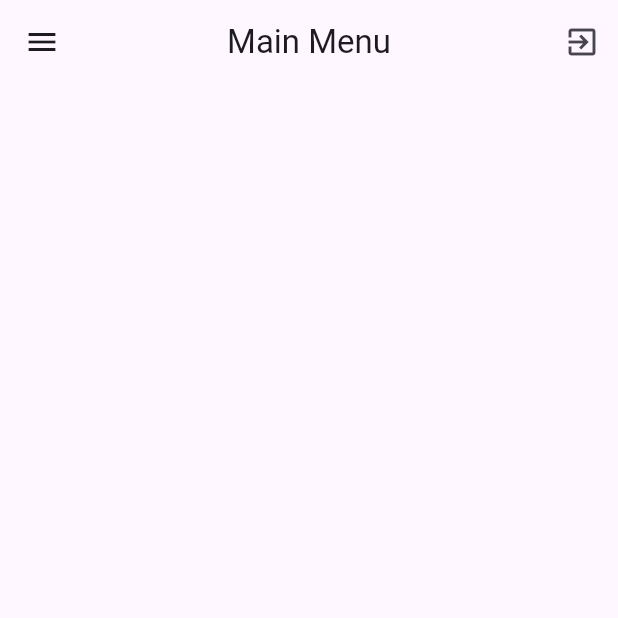
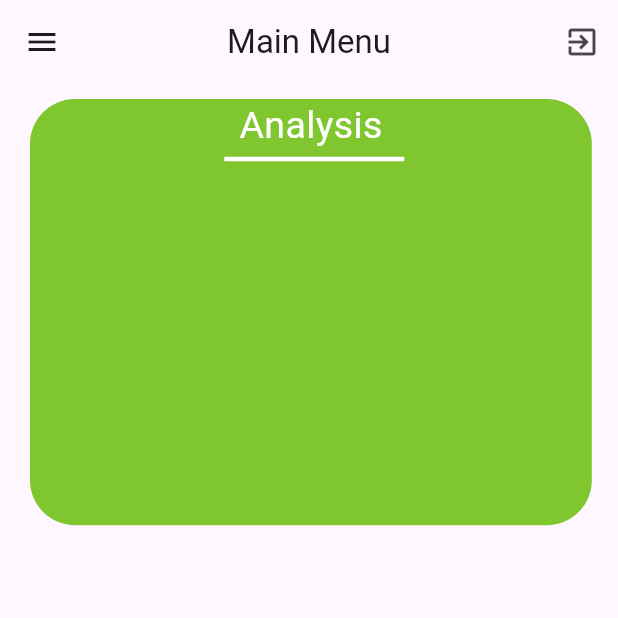
Before and after one commit to keremkahramann/T-VAC, a Flutter app: the MainMenu screen opened directly, on a phone screen of 412 x 824 dp, the top half of it. Run offline on Flutter 3.47's test engine with Material 3 defaults, Android fonts, the phone set to English and light mode, and no system bars; our stand-ins replace firebase_auth, firebase_core, get, quickalert; accounts and stored records are empty.

Commit message:
Analysis on Main Menu Page (not finished)

```diff
--- a/t_vac/lib/main.dart
+++ b/t_vac/lib/main.dart
@@ -3,6 +3,7 @@ import 'package:flutter/material.dart';
 import 'package:t_vac/auth/firebase_options.dart';
 import 'auth/login.dart' as login;
 import 'auth/signup.dart' as signup;
+import 'screens/main_menu.dart' as mainmenu;
 
 void main() async {
   WidgetsFlutterBinding.ensureInitialized();
@@ -23,10 +24,11 @@ class MyApp extends StatelessWidget {
       theme: ThemeData(
         primarySwatch: Colors.blue,
       ),
-      initialRoute: '/login',
+      initialRoute: '/MainMenu',
       routes: {
         '/login': (context) => const login.LoginScreen(),
         '/signup': (context) => const signup.SignupScreen(),
+        '/MainMenu': (context) => const mainmenu.MainMenu()
       },
     );
   }
--- a/t_vac/lib/screens/main_menu.dart
+++ b/t_vac/lib/screens/main_menu.dart
@@ -1,7 +1,7 @@
 // ignore_for_file: library_private_types_in_public_api, unused_field
 
 import 'package:flutter/material.dart';
-import 'home_page.dart' as home; // Home sayfası için dart dosyası
+import 'package:t_vac/widgets/analysis.dart';
 import 'business_page.dart' as busi; // Business sayfası için dart dosyası
 import 'school_page.dart' as school; // School sayfası için dart dosyası
 import 'settings_page.dart' as settings; // Settings sayfası için dart dosyası
@@ -30,7 +30,7 @@
 
     switch (index) {
       case 0:
-        screen = const home.HomePage(); // Home sayfasına yönlendir
+        screen = const MainMenu(); // Home sayfasına yönlendir
         break;
       case 1:
         screen = const busi.BusinessPage(); // Business sayfasına yönlendir
@@ -71,6 +71,7 @@
           ),
         ],
       ),
+      body: const Analysis(),
       drawer: Drawer(
         child: ListView(
           padding: EdgeInsets.zero,
@@ -87,11 +88,11 @@
                 ),
               ),
             ),
-            ListTile(
-              leading: const Icon(Icons.home),
-              title: const Text('Home'),
-              onTap: () => _onItemTapped(0),
-            ),
+            // ListTile(
+            //   leading: const Icon(Icons.home),
+            //   title: const Text('Main Menu'),
+            //   onTap: () => _onItemTapped(0),
+            // ),
             ListTile(
               leading: const Icon(Icons.business),
               title: const Text('Business'),
--- /dev/null
+++ b/t_vac/lib/widgets/analysis.dart
@@ -0,0 +1,62 @@
+// import 'package:flutter/foundation.dart';
+import 'dart:ui';
+
+import 'package:flutter/material.dart';
+import 'package:flutter/painting.dart';
+import 'package:flutter/rendering.dart';
+import 'package:flutter/widgets.dart';
+
+class Analysis extends StatefulWidget {
+  const Analysis({super.key});
+
+  @override
+  State<Analysis> createState() => _AnalysisState();
+}
+
+class _AnalysisState extends State<Analysis> {
+  @override
+  Widget build(BuildContext context) {
+    double deviceHeight = MediaQuery.of(context).size.height;
+    double deviceWidth = MediaQuery.of(context).size.width;
+    return Scaffold(
+        body: Container(
+            margin: const EdgeInsets.only(top: 10, left: 20),
+            alignment: Alignment.topCenter,
+            height: deviceHeight / 2.9,
+            width: deviceWidth / 1.1,
+            decoration: const BoxDecoration(
+              borderRadius: BorderRadius.all(Radius.circular(30)),
+              color: Color.fromARGB(255, 127, 198, 47),
+            ),
+            child: CustomPaint(
+              painter: CurveCustomPainter(),
+              child: const Text(
+                'Analysis',
+                style: TextStyle(fontSize: 25, color: Colors.white),
+              ),
+            )));
+  }
+}
+
+//Analysis yazısının altına bir çizgi çekilmesi için kullanılacak
+class CurveCustomPainter extends CustomPainter {
+  @override
+  void paint(Canvas canvas, Size size) {
+    var paint = Paint()
+      ..color = Colors.white
+      ..style = PaintingStyle.fill
+      ..strokeWidth = 3;
+    canvas.drawLine(const Offset(-10, 40), const Offset(110, 40), paint);
+  }
+
+  @override
+  bool shouldRepaint(covariant CustomPainter oldDelegate) {
+    return false;
+  }
+}
+
+//   Widget analysis = const Row(
+//     mainAxisAlignment: MainAxisAlignment.spaceEvenly,
+//     children: [Text('a')],
+//   );
+// }
```
Also changed, not shown: t_vac/lib/auth/login.dart (+11 -10 lines), t_vac/lib/auth/signup.dart (+13 -4 lines).
